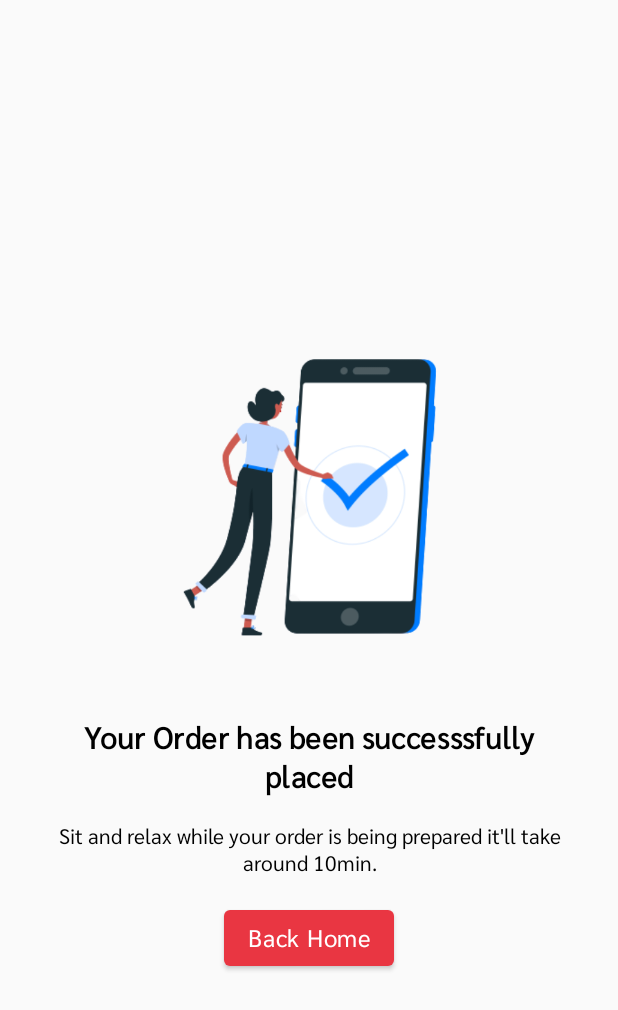
After one commit to BantosBen/chewchase, an Android app: the PaymentActivity screen opened directly, with no data from a screen before it, on a phone screen of 412 x 824 dp. The commit adds this screen. Shown: the top 1010 px of the screen. Run offline under Robolectric (Android 15) with nearby library versions, the phone set to English and light mode, and no system bars.

Commit message:
feat: Payment Activity UI impl

```diff
--- a/app/src/main/AndroidManifest.xml
+++ b/app/src/main/AndroidManifest.xml
@@ -19,6 +19,9 @@
         android:supportsRtl="true"
         android:theme="@style/Theme.ChewChase"
         tools:targetApi="31">
+        <activity
+            android:name=".views.PaymentActivity"
+            android:exported="false" />
         <activity
             android:name=".views.ViewOrderActivity"
             android:exported="false" />
--- /dev/null
+++ b/app/src/main/java/com/banit/chewchase/views/PaymentActivity.kt
@@ -0,0 +1,12 @@
+package com.banit.chewchase.views
+
+import androidx.appcompat.app.AppCompatActivity
+import android.os.Bundle
+import com.banit.chewchase.R
+
+class PaymentActivity : AppCompatActivity() {
+    override fun onCreate(savedInstanceState: Bundle?) {
+        super.onCreate(savedInstanceState)
+        setContentView(R.layout.activity_payment)
+    }
+}
--- /dev/null
+++ b/app/src/main/res/drawable/baseline_credit_card.xml
@@ -0,0 +1,5 @@
+<vector android:height="24dp" android:tint="#000000"
+    android:viewportHeight="24" android:viewportWidth="24"
+    android:width="24dp" xmlns:android="http://schemas.android.com/apk/res/android">
+    <path android:fillColor="@android:color/white" android:pathData="M20,4L4,4c-1.11,0 -1.99,0.89 -1.99,2L2,18c0,1.11 0.89,2 2,2h16c1.11,0 2,-0.89 2,-2L22,6c0,-1.11 -0.89,-2 -2,-2zM20,18L4,18v-6h16v6zM20,8L4,8L4,6h16v2z"/>
+</vector>
--- a/app/src/main/res/layout/activity_new_order.xml
+++ b/app/src/main/res/layout/activity_new_order.xml
@@ -98,7 +98,7 @@
         <com.google.android.material.button.MaterialButton
             android:layout_width="match_parent"
             android:layout_height="wrap_content"
-            android:text="PAY NOW $50.00"/>
+            android:text="Continue"/>
     </LinearLayout>
     <androidx.recyclerview.widget.RecyclerView
         android:layout_width="match_parent"
--- /dev/null
+++ b/app/src/main/res/layout/activity_payment.xml
@@ -0,0 +1,179 @@
+<?xml version="1.0" encoding="utf-8"?>
+<androidx.constraintlayout.widget.ConstraintLayout xmlns:android="http://schemas.android.com/apk/res/android"
+    xmlns:app="http://schemas.android.com/apk/res-auto"
+    xmlns:tools="http://schemas.android.com/tools"
+    android:layout_width="match_parent"
+    android:layout_height="match_parent"
+    tools:context=".views.PaymentActivity">
+<androidx.constraintlayout.widget.ConstraintLayout
+    android:layout_width="match_parent"
+    android:layout_height="0dp"
+    android:visibility="gone"
+    app:layout_constraintTop_toTopOf="parent"
+    app:layout_constraintBottom_toBottomOf="parent">
+    <androidx.appcompat.widget.Toolbar
+        android:layout_width="match_parent"
+        android:layout_height="wrap_content"
+        app:navigationIcon="@drawable/baseline_chevron_left"
+        app:layout_constraintTop_toTopOf="parent"
+        android:id="@+id/toolbar"/>
+    <TextView
+        android:id="@+id/txt.title"
+        android:layout_width="wrap_content"
+        android:layout_height="wrap_content"
+        app:layout_constraintTop_toBottomOf="@id/toolbar"
+        app:layout_constraintStart_toStartOf="parent"
+        android:layout_margin="12dp"
+        android:text="Payment"
+        android:textStyle="bold"
+        android:textAppearance="?textAppearanceHeadline6"/>
+    <LinearLayout
+        android:layout_width="match_parent"
+        android:layout_height="wrap_content"
+        android:orientation="vertical"
+        app:layout_constraintTop_toBottomOf="@id/txt.title"
+        android:padding="12dp">
+        <TextView
+            android:layout_width="wrap_content"
+            android:layout_height="wrap_content"
+            android:text="Card Number"
+            android:textAppearance="?textAppearanceBody2"/>
+        <com.google.android.material.textfield.TextInputLayout
+            android:layout_width="match_parent"
+            android:layout_height="wrap_content"
+            style="@style/Widget.MaterialComponents.TextInputLayout.OutlinedBox"
+            app:boxCornerRadiusBottomEnd="16dp"
+            app:hintEnabled="false"
+            app:boxCornerRadiusBottomStart="16dp"
+            app:boxCornerRadiusTopEnd="16dp"
+            android:layout_marginTop="8dp"
+            app:errorTextAppearance="?textAppearanceBody2"
+            app:errorTextColor="@color/textError"
+            app:errorEnabled="true"
+            app:boxStrokeErrorColor="@color/colorError"
+            app:startIconDrawable="@drawable/baseline_credit_card"
+            app:boxCornerRadiusTopStart="16dp">
+            <com.google.android.material.textfield.TextInputEditText
+                android:layout_width="match_parent"
+                android:hint="4343 4343 4343 4343 4343"
+                android:padding="10dp"
+                android:layout_height="wrap_content"/>
+        </com.google.android.material.textfield.TextInputLayout>
+        <androidx.constraintlayout.widget.ConstraintLayout
+            android:layout_width="match_parent"
+            android:layout_height="wrap_content">
+            <TextView
+                android:layout_width="0dp"
+                android:layout_height="wrap_content"
+                android:text="Expiry Date"
+                app:layout_constraintEnd_toStartOf="@id/txt.cvc"
+                app:layout_constraintStart_toStartOf="parent"
+                app:layout_constraintTop_toTopOf="parent"
+                android:id="@+id/txt.title.date"
+                android:layout_marginEnd="6dp"
+                android:textAppearance="?textAppearanceBody2"/>
+            <TextView
+                android:layout_width="0dp"
+                android:layout_height="wrap_content"
+                android:text="CVC"
+                android:id="@+id/txt.cvc"
+                android:layout_marginStart="6dp"
+                app:layout_constraintTop_toTopOf="parent"
+                app:layout_constraintStart_toEndOf="@id/txt.title.date"
+                app:layout_constraintEnd_toEndOf="parent"
+                android:textAppearance="?textAppearanceBody2"/>
+            <com.google.android.material.textfield.TextInputLayout
+                android:layout_width="0dp"
+                android:layout_height="wrap_content"
+                style="@style/Widget.MaterialComponents.TextInputLayout.OutlinedBox"
+                app:boxCornerRadiusBottomEnd="16dp"
+                app:hintEnabled="false"
+                app:boxCornerRadiusBottomStart="16dp"
+                app:boxCornerRadiusTopEnd="16dp"
+                android:layout_marginTop="8dp"
+                app:layout_constraintStart_toStartOf="parent"
+                app:layout_constraintTop_toBottomOf="@id/txt.title.date"
+                app:layout_constraintEnd_toEndOf="@id/txt.title.date"
+                app:errorTextAppearance="?textAppearanceBody2"
+                app:errorTextColor="@color/textError"
+                app:errorEnabled="true"
+                app:boxStrokeErrorColor="@color/colorError"
+                app:boxCornerRadiusTopStart="16dp">
+                <com.google.android.material.textfield.TextInputEditText
+                    android:layout_width="match_parent"
+                    android:hint="MM/YY"
+                    android:padding="10dp"
+                    android:layout_height="wrap_content"/>
+            </com.google.android.material.textfield.TextInputLayout>
+            <com.google.android.material.textfield.TextInputLayout
+                android:layout_width="0dp"
+                android:layout_height="wrap_content"
+                style="@style/Widget.MaterialComponents.TextInputLayout.OutlinedBox"
+                app:boxCornerRadiusBottomEnd="16dp"
+                app:hintEnabled="false"
+                app:boxCornerRadiusBottomStart="16dp"
+                app:boxCornerRadiusTopEnd="16dp"
+                android:layout_marginTop="8dp"
+                app:layout_constraintStart_toStartOf="@id/txt.cvc"
+                app:layout_constraintTop_toBottomOf="@id/txt.cvc"
+                app:layout_constraintEnd_toEndOf="@id/txt.cvc"
+                app:errorTextAppearance="?textAppearanceBody2"
+                app:errorTextColor="@color/textError"
+                app:errorEnabled="true"
+                app:boxStrokeErrorColor="@color/colorError"
+                app:boxCornerRadiusTopStart="16dp">
+                <com.google.android.material.textfield.TextInputEditText
+                    android:layout_width="match_parent"
+                    android:hint="CVC"
+                    android:padding="10dp"
+                    android:layout_height="wrap_content"/>
+            </com.google.android.material.textfield.TextInputLayout>
+
+        </androidx.constraintlayout.widget.ConstraintLayout>
+
+    </LinearLayout>
+    <com.google.android.material.button.MaterialButton
+        android:layout_width="match_parent"
+        android:layout_height="wrap_content"
+        app:layout_constraintBottom_toBottomOf="parent"
+        android:layout_margin="12dp"
+        android:text="PAY NOW $50.00"/>
+
+</androidx.constraintlayout.widget.ConstraintLayout>
+    <LinearLayout
+        android:layout_width="match_parent"
+        android:layout_height="match_parent"
+        android:orientation="vertical"
+        android:gravity="center">
+        <ImageView
+            android:layout_width="wrap_content"
+            android:layout_height="300dp"
+            android:src="@drawable/ic_payment_success"
+            app:tint="@null"
+            app:layout_constraintTop_toTopOf="parent"
+            app:layout_constraintBottom_toBottomOf="parent"
+            app:layout_constraintEnd_toEndOf="parent"
+            app:layout_constraintStart_toStartOf="parent"/>
+        <TextView
+            android:layout_width="350dp"
+            android:layout_height="wrap_content"
+            android:text="Your Order has been successsfully placed"
+            android:textAppearance="?textAppearanceHeadline6"
+            android:textStyle="bold"
+            android:gravity="center"
+            android:layout_marginHorizontal="16dp"/>
+        <TextView
+            android:layout_width="match_parent"
+            android:layout_height="wrap_content"
+            android:layout_marginHorizontal="16dp"
+            android:layout_marginTop="8dp"
+            android:text="Sit and relax while your order is being prepared it'll take around 10min."
+            android:gravity="center"/>
+        <com.google.android.material.button.MaterialButton
+            android:layout_width="wrap_content"
+            android:layout_height="wrap_content"
+            android:text="Back Home"
+            android:textAppearance="?textAppearanceBody1"
+            android:layout_marginTop="12dp"/>
+    </LinearLayout>
+</androidx.constraintlayout.widget.ConstraintLayout>
```
Also changed, not shown: app/src/main/res/drawable/ic_payment_success.png (added).
